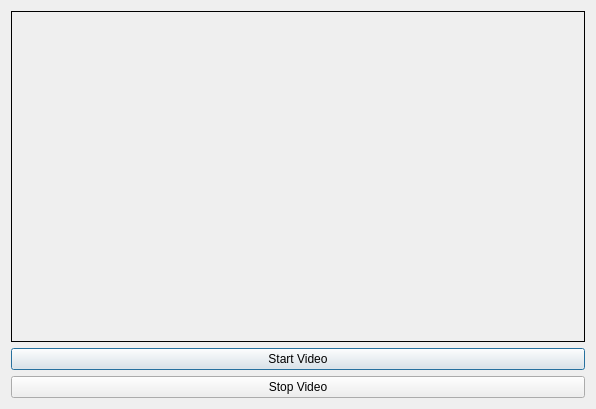
First picture: the form in dialog/streamerdialog.ui, repository ruellm/SiriusStreamDemo, before the edit.
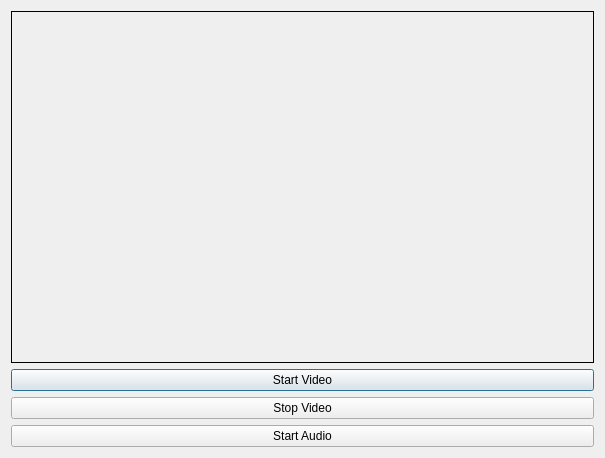
Second picture: the form after the edit.

Commit message: v1.0 release integrated audio capture and playback, integrated audio and video play sync

Patch:
```diff
--- a/dialog/streamerdialog.ui
+++ b/dialog/streamerdialog.ui
@@ -6,8 +6,8 @@
    <rect>
     <x>0</x>
     <y>0</y>
-    <width>596</width>
-    <height>409</height>
+    <width>605</width>
+    <height>458</height>
    </rect>
   </property>
   <property name="windowTitle">
@@ -38,6 +38,13 @@
      </property>
     </widget>
    </item>
+   <item>
+    <widget class="QPushButton" name="pushButton_3">
+     <property name="text">
+      <string>Start Audio</string>
+     </property>
+    </widget>
+   </item>
   </layout>
  </widget>
  <resources/>
```
The commit also changes 47 other files.
